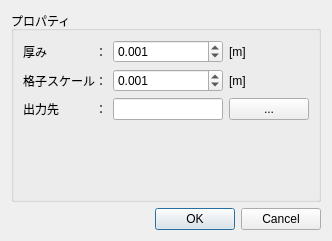
hal1437/BlockMaker, file src/ExportDialog.ui: the form before one commit.
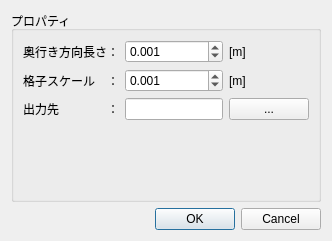
The form after the commit.

Commit message: 出力処理まで完了

```diff
--- a/src/ExportDialog.ui
+++ b/src/ExportDialog.ui
@@ -40,14 +40,14 @@
       <item row="2" column="0">
        <widget class="QLabel" name="label_3">
         <property name="text">
-         <string>出力先　　　：</string>
+         <string>出力先　　　　：</string>
         </property>
        </widget>
       </item>
       <item row="0" column="0">
        <widget class="QLabel" name="label">
         <property name="text">
-         <string>厚み　　　　：</string>
+         <string>奥行き方向長さ：</string>
         </property>
        </widget>
       </item>
@@ -90,7 +90,7 @@
       <item row="1" column="0">
        <widget class="QLabel" name="label_4">
         <property name="text">
-         <string>格子スケール：</string>
+         <string>格子スケール　：</string>
         </property>
        </widget>
       </item>
```
The commit also changes 7 other files.
